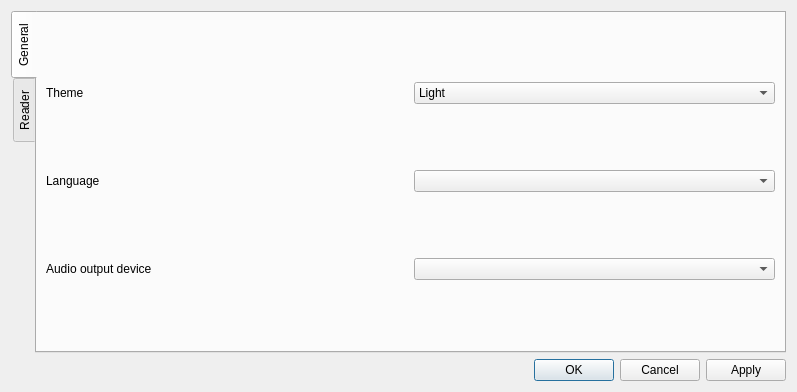
Above: src/core/settingsdialog.ui from 0xzer0x/quran-companion before the change. Below: the same form after it.
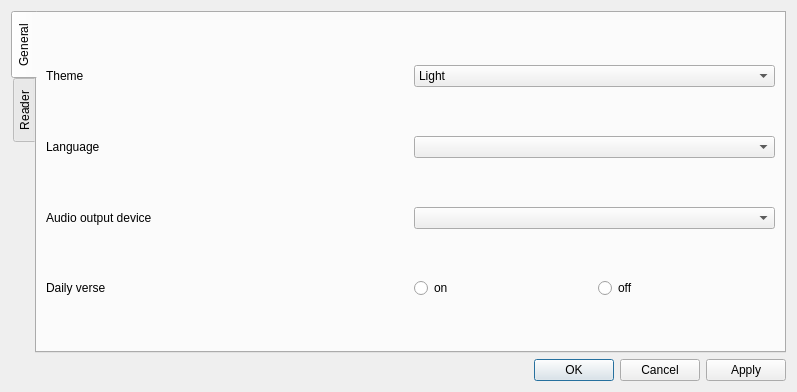
That is the form after the change. The open tabs and pages were chosen to show the change.

Commit message: add toggle daily verse option

Patch:
```diff
--- a/src/core/settingsdialog.ui
+++ b/src/core/settingsdialog.ui
@@ -83,6 +83,41 @@
          </item>
         </layout>
        </item>
+       <item>
+        <layout class="QHBoxLayout" name="horizontalLayout_12">
+         <item>
+          <widget class="QLabel" name="lbDailyVerse">
+           <property name="text">
+            <string>Daily verse</string>
+           </property>
+          </widget>
+         </item>
+         <item>
+          <layout class="QHBoxLayout" name="horizontalLayout_11">
+           <item>
+            <widget class="QRadioButton" name="radioDailyVerseOn">
+             <property name="text">
+              <string>on</string>
+             </property>
+             <property name="checkable">
+              <bool>true</bool>
+             </property>
+             <property name="checked">
+              <bool>false</bool>
+             </property>
+            </widget>
+           </item>
+           <item>
+            <widget class="QRadioButton" name="radioDailyVerseOff">
+             <property name="text">
+              <string>off</string>
+             </property>
+            </widget>
+           </item>
+          </layout>
+         </item>
+        </layout>
+       </item>
       </layout>
      </widget>
      <widget class="QWidget" name="readerTab">
```
Left out of the diff: 2 changed lines with no effect on the pictures. The commit also changes 3 other files.
